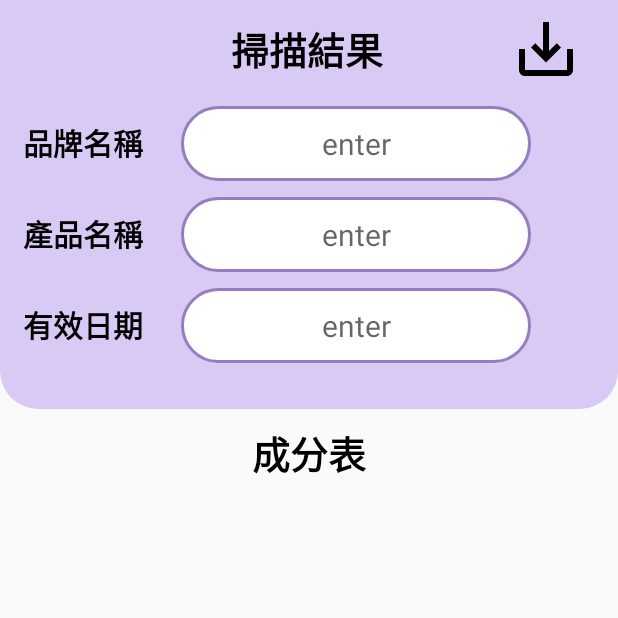
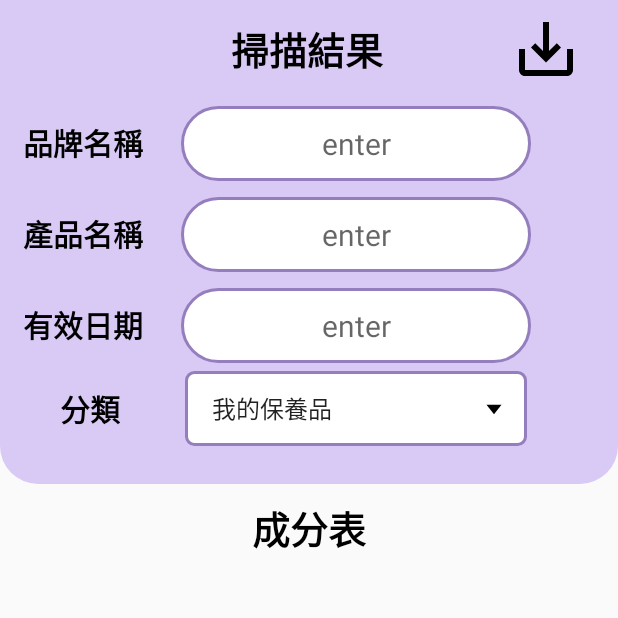
Before and after one commit to chraining21/Venus, an Android app: the ProductDtlEditActivity screen opened directly, with no data from a screen before it, on a phone screen of 412 x 824 dp, the top half of it. Run offline under Robolectric (Android 15) with nearby library versions, the light colour scheme and no system bars; our stand-ins replace Room's generated code; 1 statement that could not run was skipped.

Commit message:
新增dropDown

```diff
--- a/app/src/main/java/demo/app/venus/ProductDtlEditActivity.java
+++ b/app/src/main/java/demo/app/venus/ProductDtlEditActivity.java
@@ -7,9 +7,12 @@ import android.transition.TransitionManager;
 import android.view.LayoutInflater;
 import android.view.View;
 import android.view.ViewGroup;
+import android.widget.AdapterView;
+import android.widget.ArrayAdapter;
 import android.widget.Button;
 import android.widget.EditText;
 import android.widget.LinearLayout;
+import android.widget.Spinner;
 import android.widget.TextView;
 import androidx.annotation.NonNull;
 import androidx.appcompat.app.AppCompatActivity;
@@ -35,16 +38,20 @@ public class ProductDtlEditActivity extends AppCompatActivity {
     List<Ingredient> ingres ;
     String data;
     String function="";
+    Spinner spinner;
+
     @Override
     protected void onCreate(Bundle savedInstanceState) {
         super.onCreate(savedInstanceState);
         setContentView(R.layout.activity_product_dtl_edit);
+
         new Thread(new Runnable() {
             @Override
             public void run() {
                 bname = findViewById(R.id.edit_bname);
                 pname = findViewById(R.id.edit_pname);
                 pexp = findViewById(R.id.edit_pexp);
+                spinner = findViewById(R.id.spinnerCat);
                 submit = findViewById(R.id.submitbutton);
             }
         }).start();
@@ -53,6 +60,13 @@ public class ProductDtlEditActivity extends AppCompatActivity {
         view.setLayoutManager(new LinearLayoutManager(ProductDtlEditActivity.this));
         myListAdapter = new DtlListAdapter();
         view.setAdapter(myListAdapter);
+
+        ArrayAdapter<CharSequence> adapter = ArrayAdapter.createFromResource(this,
+                R.array.kind_array, android.R.layout.simple_spinner_item);
+        adapter.setDropDownViewResource(android.R.layout.simple_spinner_dropdown_item);
+        spinner.setAdapter(adapter);
+        spinner.setOnItemSelectedListener(spnOnItemSelected);
+
         new Thread(new Runnable() {
             @Override
             public void run() {
@@ -66,7 +80,7 @@ public class ProductDtlEditActivity extends AppCompatActivity {
             @Override
             public void onClick(View view) {
 
-                Products p = new Products(bname.getText().toString(),pname.getText().toString(),pexp.getText().toString(),data,0);
+                Products p = new Products(bname.getText().toString(),pname.getText().toString(),pexp.getText().toString(),data, 0);
                 db.mainDAO().insert(p);
 
             }
@@ -122,4 +136,20 @@ public class ProductDtlEditActivity extends AppCompatActivity {
             return ingres.size();
         }
     }
+
+    private AdapterView.OnItemSelectedListener spnOnItemSelected
+            = new AdapterView.OnItemSelectedListener() {
+        public void onItemSelected(AdapterView<?> parent, View view,
+                                   int pos, long id) {
+            String sPos = String.valueOf(pos);
+//            String sInfo=parent.getItemAtPosition(pos).toString();
+            if(sPos.equals(0)){
+
+            }
+
+        }
+        public void onNothingSelected(AdapterView<?> parent) {
+            //
+        }
+    };
 }
--- /dev/null
+++ b/app/src/main/res/drawable/drop_down.xml
@@ -0,0 +1,5 @@
+<vector android:height="24dp" android:tint="#000000"
+    android:viewportHeight="24" android:viewportWidth="24"
+    android:width="24dp" xmlns:android="http://schemas.android.com/apk/res/android">
+    <path android:fillColor="@android:color/white" android:pathData="M7,10l5,5 5,-5z"/>
+</vector>
--- /dev/null
+++ b/app/src/main/res/drawable/spinner_bk.xml
@@ -0,0 +1,23 @@
+<?xml version="1.0" encoding="utf-8"?>
+<selector xmlns:android="http://schemas.android.com/apk/res/android">
+    <item><layer-list>
+        <item>
+            <shape>
+                <solid
+                    android:color="@color/white">
+                </solid>
+                <corners android:radius="5dp" />
+                <padding
+                    android:bottom="10dp"
+                    android:left="10dp"
+                    android:right="10dp"
+                    android:top="10dp" />
+                <stroke
+                    android:width="2dp"
+                    android:color="@color/purple_200"/>
+            </shape>
+        </item>
+        <item android:drawable="@drawable/drop_down"
+                android:gravity="right"></item>
+    </layer-list></item>
+</selector>
--- a/app/src/main/res/layout/activity_product_dtl.xml
+++ b/app/src/main/res/layout/activity_product_dtl.xml
@@ -150,6 +150,34 @@
     </LinearLayout>
 
     <LinearLayout
+            android:layout_width="match_parent"
+            android:layout_height="wrap_content"
+            android:background="@color/purple"
+            android:orientation="horizontal">
+
+            <TextView
+                android:id="@+id/TextCat"
+                android:layout_width="wrap_content"
+                android:layout_height="wrap_content"
+                android:layout_marginStart="40sp"
+                android:layout_marginEnd="20sp"
+                android:layout_gravity="center"
+                android:text="分類"
+                android:textColor="@color/black"
+                android:textSize="20sp"
+                android:textStyle="bold">
+
+            </TextView>
+
+            <Spinner
+                android:id="@+id/spinnerCat"
+                android:layout_width="228dp"
+                android:layout_height="50dp"
+                android:layout_marginLeft="23sp"
+             android:background="@drawable/spinner_bk" />
+        </LinearLayout>
+
+    <LinearLayout
         android:layout_width="match_parent"
         android:layout_height="25dp"
         android:background="@drawable/corner_radius"
--- a/app/src/main/res/layout/activity_product_dtl_edit.xml
+++ b/app/src/main/res/layout/activity_product_dtl_edit.xml
@@ -141,6 +141,35 @@
             android:textSize="20sp" />
 
     </LinearLayout>
+
+    <LinearLayout
+        android:layout_width="match_parent"
+        android:layout_height="wrap_content"
+        android:background="@color/purple"
+        android:orientation="horizontal">
+
+        <TextView
+            android:id="@+id/TextCat"
+            android:layout_width="wrap_content"
+            android:layout_height="wrap_content"
+            android:layout_marginStart="40sp"
+            android:layout_marginEnd="20sp"
+            android:layout_gravity="center"
+            android:text="分類"
+            android:textColor="@color/black"
+            android:textSize="20sp"
+            android:textStyle="bold">
+
+        </TextView>
+
+        <Spinner
+            android:id="@+id/spinnerCat"
+            android:layout_width="228dp"
+            android:layout_height="50dp"
+            android:layout_marginLeft="23sp"
+            android:background="@drawable/spinner_bk" />
+    </LinearLayout>
+
     <LinearLayout
         android:layout_width="match_parent"
         android:layout_height="25dp"
--- a/app/src/main/res/values/strings.xml
+++ b/app/src/main/res/values/strings.xml
@@ -34,4 +34,9 @@
     <!-- TODO: Remove or change this placeholder text -->
     <string name="hello_blank_fragment">Hello blank fragment</string>
     <string name="save">save</string>
+    <string-array name="kind_array">
+        <item>我的保養品</item>
+        <item>蜜糖</item>
+        <item>毒藥</item>
+    </string-array>
 </resources>
```
